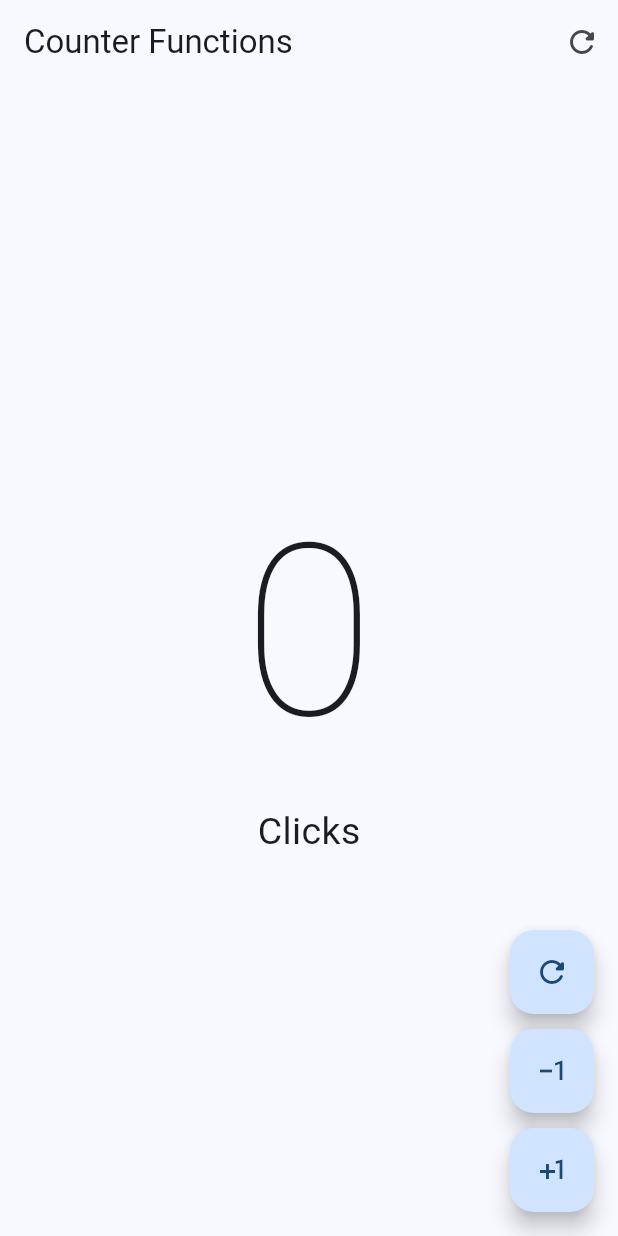
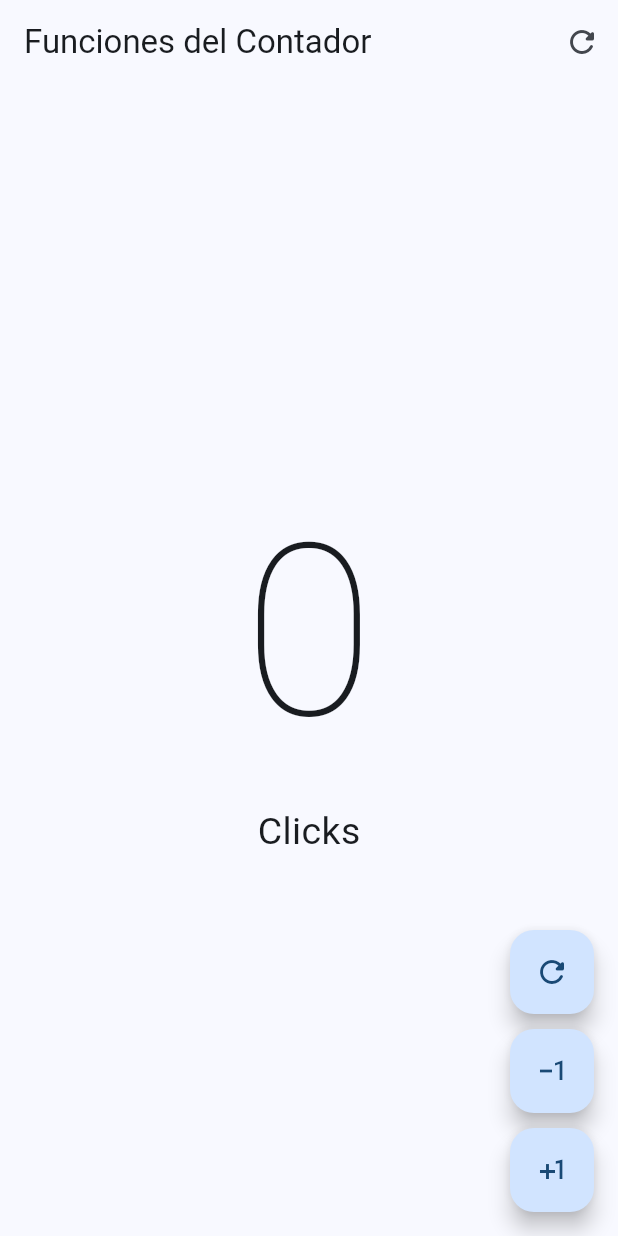
Before and after one commit to CordedDesert/First_Flutter_Aplication, a Flutter app: the screen it shows after launch, on a phone screen of 412 x 824 dp. Run offline on Flutter 3.47's test engine with Material 3 defaults, Android fonts, the phone set to English and light mode, and no system bars.

Commit message:
Se cambio a español

```diff
--- a/lib/presentation/screens/counter/counter_functions_screen.dart
+++ b/lib/presentation/screens/counter/counter_functions_screen.dart
@@ -15,7 +15,7 @@ class _CounterFunctionsScreenState extends State<CounterFunctionsScreen> {
   Widget build(BuildContext context) {
     return  Scaffold(
       appBar: AppBar(
-        title: const Text('Counter Functions'),
+        title: const Text('Funciones del Contador'),
         actions: [
           IconButton(
           icon: const Icon(Icons.refresh_rounded),
```
